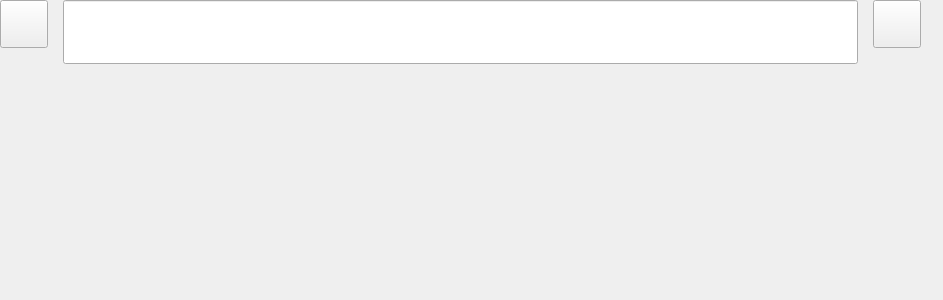
This is widgets/editor/Fields/InputOpenField/inputopenfield.ui in taliyos/DialogueCreatorForGames as Qt 5 draws it before an edit. The edited form follows.
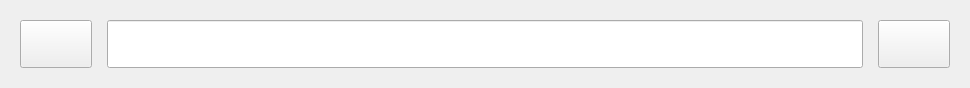
This is the edited form. Icons and pictures are not drawn.

Commit message: Updated UI to show properly

What changed in the file:
```diff
--- a/widgets/editor/Fields/InputOpenField/inputopenfield.ui
+++ b/widgets/editor/Fields/InputOpenField/inputopenfield.ui
@@ -6,22 +6,45 @@
    <rect>
     <x>0</x>
     <y>0</y>
-    <width>943</width>
-    <height>300</height>
+    <width>970</width>
+    <height>82</height>
    </rect>
   </property>
+  <property name="sizePolicy">
+   <sizepolicy hsizetype="Preferred" vsizetype="Preferred">
+    <horstretch>1</horstretch>
+    <verstretch>1</verstretch>
+   </sizepolicy>
+  </property>
+  <property name="minimumSize">
+   <size>
+    <width>0</width>
+    <height>0</height>
+   </size>
+  </property>
+  <property name="maximumSize">
+   <size>
+    <width>970</width>
+    <height>84</height>
+   </size>
+  </property>
+  <property name="baseSize">
+   <size>
+    <width>970</width>
+    <height>230</height>
+   </size>
+  </property>
+  <property name="font">
+   <font>
+    <pointsize>18</pointsize>
+   </font>
+  </property>
   <property name="windowTitle">
    <string>Form</string>
   </property>
+  <layout class="QGridLayout" name="gridLayout">
+   <item row="0" column="0">
   <widget class="QWidget" name="InnerTextField" native="true">
-   <property name="geometry">
-    <rect>
-     <x>0</x>
-     <y>0</y>
-     <width>921</width>
-     <height>64</height>
-    </rect>
-   </property>
    <property name="sizePolicy">
     <sizepolicy hsizetype="Preferred" vsizetype="Preferred">
      <horstretch>0</horstretch>
@@ -137,6 +160,8 @@
     </item>
    </layout>
   </widget>
+   </item>
+  </layout>
  </widget>
  <resources/>
  <connections/>
```
Lines whose indentation alone changed are shown as unchanged. The commit also changes 1 other file.
